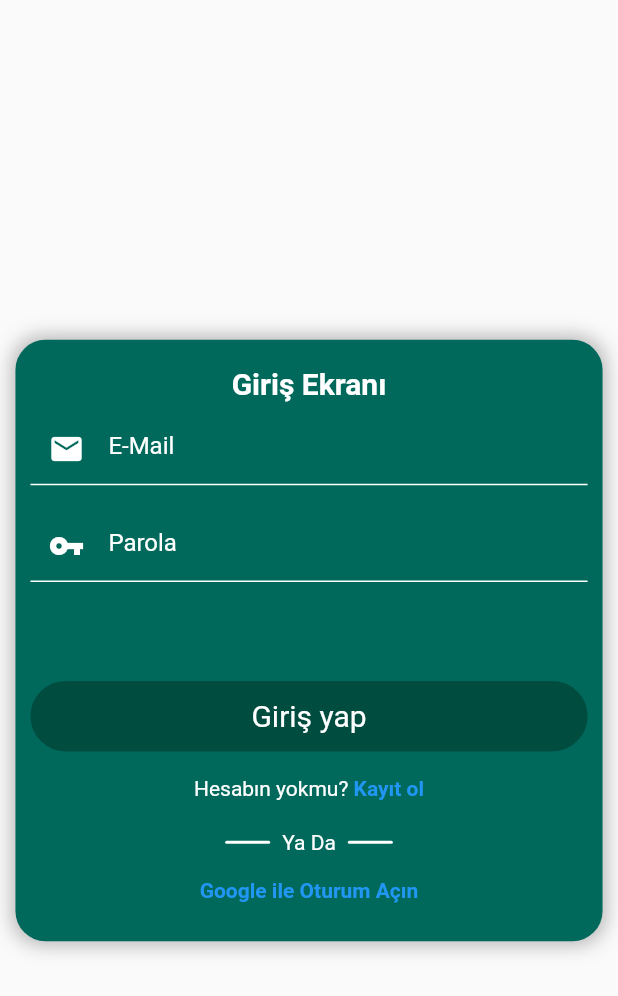
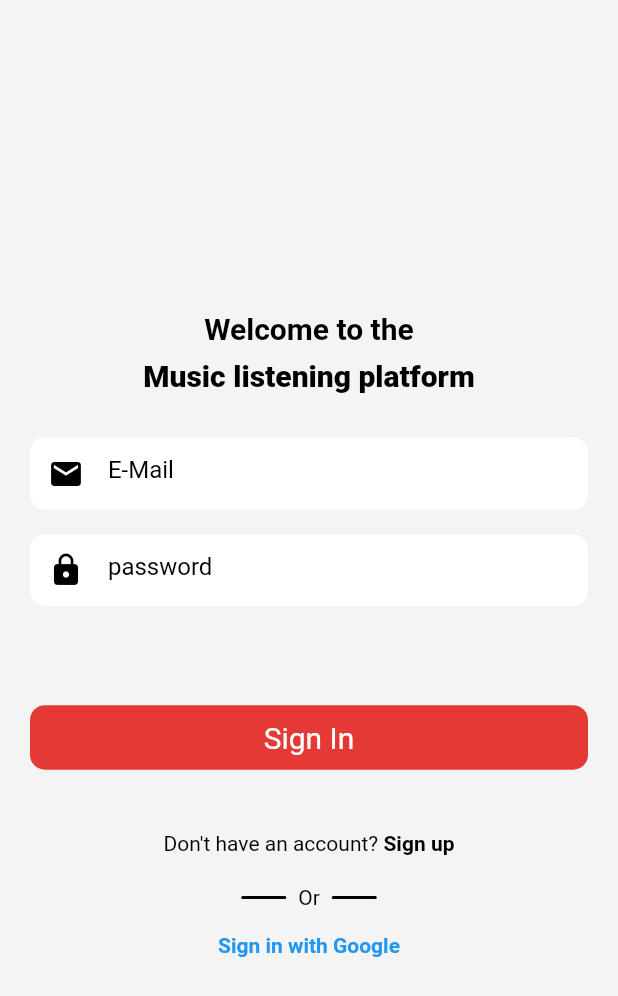
Before and after one commit to Projeyonetimiiii/MusicPlayer, a Flutter app: the screen it shows after launch, on a phone screen of 412 x 824 dp. Shown: the top 996 px of the screen. Run offline on Flutter 3.47's test engine with Material 2 defaults, Android fonts, the phone set to English and light mode, and no system bars; our stand-ins replace cloud_firestore, firebase_auth, firebase_core; accounts and stored records are empty.

Commit message:
"düzenleme"

```diff
--- a/lib/views/home.dart
+++ b/lib/views/home.dart
@@ -1,4 +1,6 @@
 import 'package:flutter/material.dart';
+
+import '../services/auth.dart';
 
 class HomePage extends StatefulWidget {
   HomePage({Key? key}) : super(key: key);
@@ -8,8 +10,18 @@ class HomePage extends StatefulWidget {
 }
 
 class _HomePageState extends State<HomePage> {
+
+  final AuthService _authService = AuthService();
+
+
   @override
   Widget build(BuildContext context) {
-    return Container();
+    return Scaffold(
+
+      appBar: AppBar(
+        automaticallyImplyLeading :false,
+        title:Text("Ana sayfa")
+      ),
+    );
   }
 }
--- a/lib/views/login_screen.dart
+++ b/lib/views/login_screen.dart
@@ -15,11 +15,15 @@ class _LoginScreenState extends State<LoginScreen> {
   final TextEditingController _emailController = TextEditingController();
   final TextEditingController _passwordController = TextEditingController();
   final AuthService _authService = AuthService();
+
   @override
   Widget build(BuildContext context) {
     var size = MediaQuery.of(context).size;
+
     return Scaffold(
-      body: Center(
+      body:   Container(
+         color: Colors.grey.shade400.withOpacity(0.1),
+          child: Center(
        child: SingleChildScrollView(
          physics: BouncingScrollPhysics(),
          child: Column(
@@ -29,18 +33,6 @@ class _LoginScreenState extends State<LoginScreen> {
              ),
              Padding(
                padding: const EdgeInsets.symmetric(horizontal: 10.0),
-                child: Container(
-                  width: size.width * .95,
-                  decoration: BoxDecoration(
-                    color: Colors.teal.shade800,
-                    borderRadius: BorderRadius.all(Radius.circular(20)),
-                    boxShadow: [
-                      BoxShadow(
-                          color: Colors.grey.withOpacity(.75),
-                          blurRadius: 10,
-                          spreadRadius: 2)
-                    ],
-                  ),
                child: Padding(
                  padding: const EdgeInsets.all(10.0),
                  child: Center(
@@ -48,67 +40,67 @@ class _LoginScreenState extends State<LoginScreen> {
                      children: [
                        Padding(
                          padding: const EdgeInsets.all(8.0),
-                            child: Text("Giriş Ekranı",
+                         child: Text("Welcome to the",
                              style: TextStyle(
-                                    fontWeight: FontWeight.bold,
+                                 fontWeight: FontWeight.w600,
                                  fontSize: 20,
-                                    color: Colors.white)),
+                                 color: Colors.black)),
+
                        ),
-                          TextField(
+                       Align(
+                         alignment: Alignment.center,
+                         child: Text("Music listening platform",
+                               style: TextStyle(
+                                   fontWeight: FontWeight.w800,
+                                   fontSize: 20,
+                                   color: Colors.black)),
+                       ),
+                       SizedBox(height:30),
+                       Material(
+                         color: Colors.white,
+                         borderRadius: BorderRadius.all(Radius.circular(10)),
+                         child: TextField(
                              controller: _emailController,
                              style: TextStyle(
-                                color: Colors.white,
+                               color: Colors.black,
                              ),
-                              cursorColor: Colors.white,
+                             cursorColor: Colors.black,
                              keyboardType: TextInputType.emailAddress,
                              decoration: InputDecoration(
                                prefixIcon: Icon(
                                  Icons.mail,
-                                  color: Colors.white,
+                                 color: Colors.black,
                                ),
                                hintText: 'E-Mail',
                                prefixText: ' ',
-                                hintStyle: TextStyle(color: Colors.white),
-                                focusColor: Colors.white,
-                                focusedBorder: UnderlineInputBorder(
-                                    borderSide: BorderSide(
-                                  color: Colors.white,
+                               hintStyle: TextStyle(color: Colors.black),
+                                  border: InputBorder.none
                              )),
-                                enabledBorder: UnderlineInputBorder(
-                                    borderSide: BorderSide(
-                                  color: Colors.white,
-                                )),
-                              )),
+                       ),
                        SizedBox(
                          height: size.height * 0.02,
                        ),
-                          TextField(
+                                      Material(
+                         color: Colors.white,
+                         borderRadius: BorderRadius.all(Radius.circular(10)),
+                         child: TextField(
+                             controller: _passwordController,
                              style: TextStyle(
-                                color: Colors.white,
+                               color: Colors.black,
                              ),
-                              cursorColor: Colors.white,
-                              controller: _passwordController,
-                              obscureText: true,
+                             cursorColor: Colors.black,
+                             keyboardType: TextInputType.emailAddress,
                              decoration: InputDecoration(
                                prefixIcon: Icon(
-                                  Icons.vpn_key,
-                                  color: Colors.white,
+                                 Icons.lock,
+                                 color: Colors.black,
                                ),
-                                hintText: 'Parola',
+                               hintText: 'password',
                                prefixText: ' ',
-                                hintStyle: TextStyle(
-                                  color: Colors.white,
+                               hintStyle: TextStyle(color: Colors.black),
+                              border: InputBorder.none
+                             )),
                        ),
-                                focusColor: Colors.white,
-                                focusedBorder: UnderlineInputBorder(
-                                    borderSide: BorderSide(
-                                  color: Colors.white,
-                                )),
-                                enabledBorder: UnderlineInputBorder(
-                                    borderSide: BorderSide(
-                                  color: Colors.white,
-                                )),
-                              )),
                        SizedBox(
                          height: size.height * 0.08,
                        ),
@@ -117,16 +109,15 @@ class _LoginScreenState extends State<LoginScreen> {
                          child: Container(
                            padding: EdgeInsets.symmetric(vertical: 5),
                            decoration: BoxDecoration(
-                                  color: Colors.teal.shade900,
-                                  border: Border.all(
-                                      color: Colors.teal.shade900, width: 2),
+                               color: Colors.red.shade600,
+
                                borderRadius:
-                                      BorderRadius.all(Radius.circular(30))),
+                                   BorderRadius.all(Radius.circular(10))),
                            child: Padding(
                              padding: const EdgeInsets.all(5.0),
                              child: Center(
                                  child: Text(
-                                  "Giriş yap",
+                               "Sign In",
                                style: TextStyle(
                                  color: Colors.white,
                                  fontSize: 20,
@@ -136,14 +127,14 @@ class _LoginScreenState extends State<LoginScreen> {
                          ),
                        ),
                        SizedBox(
-                            height: size.height * 0.02,
+                         height: size.height * 0.05,
                        ),
                        Row(
                          mainAxisAlignment: MainAxisAlignment.center,
                          children: [
                            Text(
-                                "Hesabın yokmu? ",
-                                style: TextStyle(color: Colors.white),
+                             "Don't have an account? ",
+                             style: TextStyle(color: Colors.black),
                            ),
                            InkWell(
                              onTap: () {
@@ -154,9 +145,9 @@ class _LoginScreenState extends State<LoginScreen> {
                                            ReqisterScreen()));
                              },
                              child: Text(
-                                  "Kayıt ol",
+                               "Sign up",
                                style: TextStyle(
-                                    color: Colors.blue,
+                                 color: Colors.black,
                                  fontWeight: FontWeight.bold,
                                ),
                              ),
@@ -171,9 +162,9 @@ class _LoginScreenState extends State<LoginScreen> {
                          children: [
                            MyDivider(),
                            Text(
-                                "Ya Da",
+                             "Or",
                              style: TextStyle(
-                                  color: Colors.white,
+                               color: Colors.black,
                              ),
                            ),
                            MyDivider(),
@@ -181,7 +172,7 @@ class _LoginScreenState extends State<LoginScreen> {
                        ),
                        TextButton(
                          child: Text(
-                              "Google ile Oturum Açın",
+                           "Sign in with Google",
                            style: TextStyle(
                                fontSize: 14, fontWeight: FontWeight.bold),
                          ),
@@ -204,8 +195,8 @@ class _LoginScreenState extends State<LoginScreen> {
                  ),
                ),
              ),
+           ],
          ),
-            ],
        ),
           ),
         ),
@@ -220,7 +211,7 @@ class _LoginScreenState extends State<LoginScreen> {
       ),
       width: 30,
       decoration: BoxDecoration(
-        color: Colors.white,
+        color: Colors.black,
         borderRadius: BorderRadius.circular(15),
       ),
     );
--- a/lib/views/register_screen.dart
+++ b/lib/views/register_screen.dart
@@ -181,8 +181,7 @@ class _ReqisterScreenState extends State<ReqisterScreen> {
                               onTap: () async {
                                 UserModel user = UserModel(
                                   email: _emailController.text,
-                                  userName: _nameController.text,
-                                  id: _auth.currentUser!.uid,
+                                  userName: _nameController.text
                                 );
                                 await _authService
                                     .createPerson(
```
Lines whose indentation alone changed are shown as unchanged.
